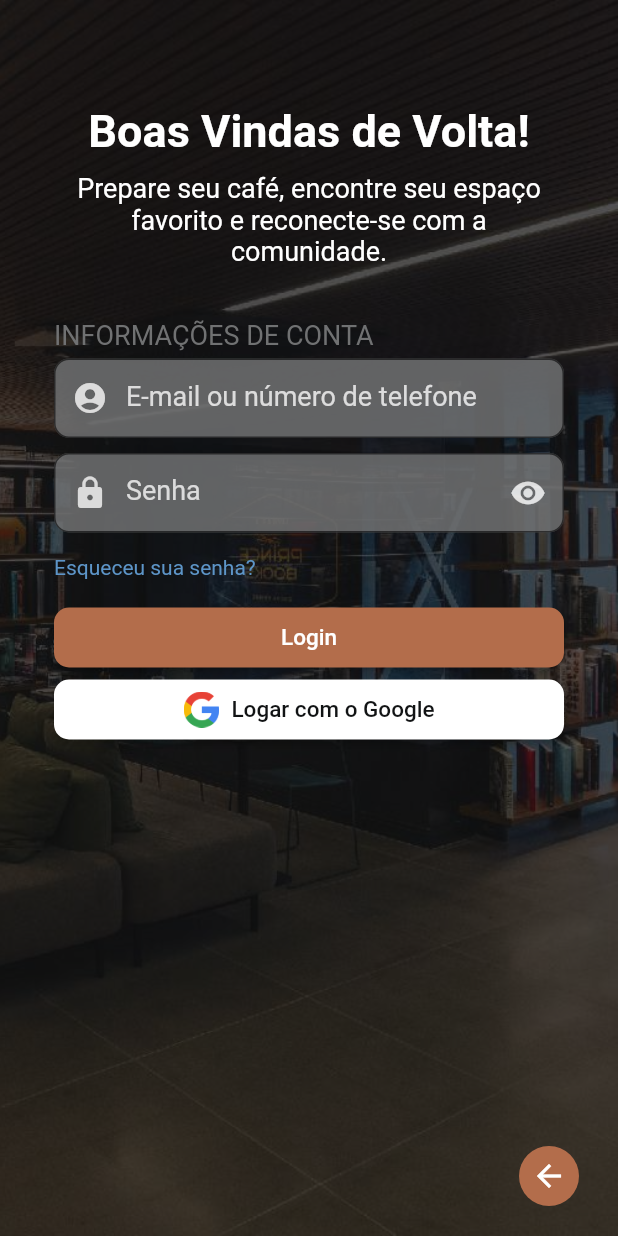
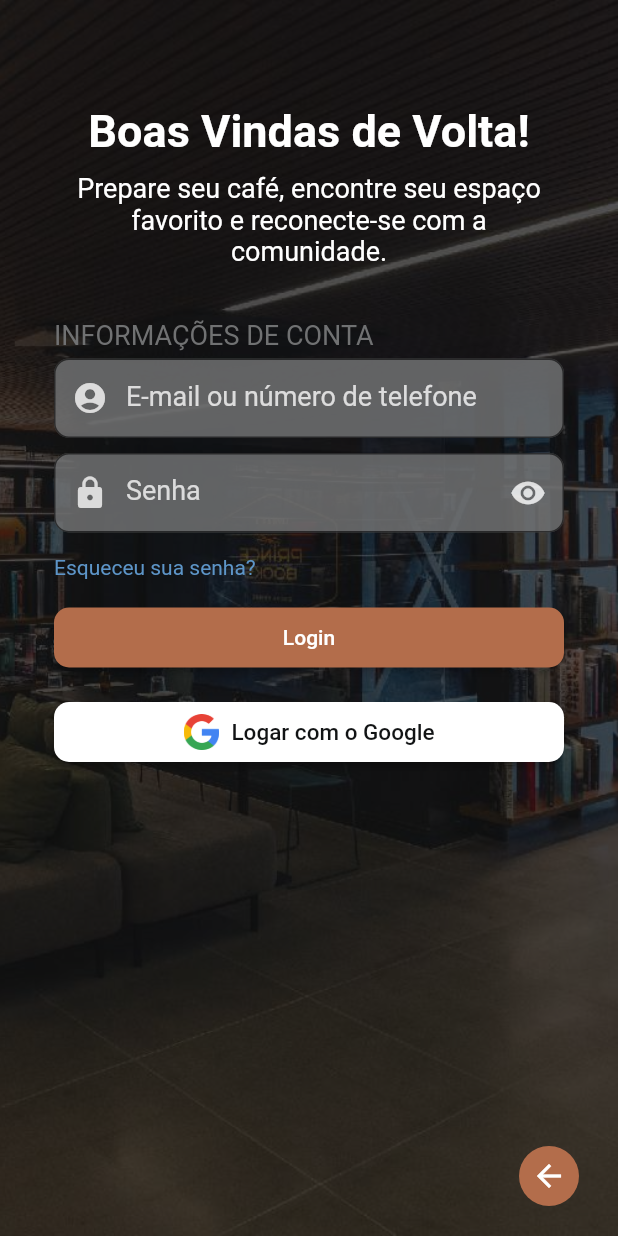
Before and after one commit to Bernardo46-2/BrewHub, a Flutter app: the screen it shows after launch, after a tap on "Login", on a phone screen of 412 x 824 dp. Run offline on Flutter 3.47's test engine with Material 2 defaults, Android fonts, the phone set to English and light mode, and no system bars.

Commit message:
some fixes

```diff
--- a/frontend/lib/login.dart
+++ b/frontend/lib/login.dart
@@ -195,13 +195,13 @@ class _LoginPage extends State<LoginPage> {
                             'Login',
                             style: TextStyle(
                               color: Colors.white,
-                              fontSize: 15,
                             )
                           )
                         ),
                       ]
                     )
                   ),
+                  const SizedBox(height: 15),
                   SizedBox(
                     width: componentsWidth,
                     child: Column(
--- a/frontend/lib/register.dart
+++ b/frontend/lib/register.dart
@@ -246,6 +246,7 @@ class _RegisterPage extends State<RegisterPage> {
                       ]
                     )
                   ),
+                  const SizedBox(height: 15),
                   SizedBox(
                     width: componentsWidth,
                     child: Column(
--- a/frontend/lib/welcome.dart
+++ b/frontend/lib/welcome.dart
@@ -1,3 +1,4 @@
+import 'package:brewhub/colors.dart';
 import 'package:flutter/material.dart';
 import 'package:brewhub/login.dart';
 import 'package:brewhub/register.dart';
@@ -12,17 +13,70 @@ class WelcomePage extends StatefulWidget {
 }
 
 class _WelcomePage extends State<WelcomePage> {
+  static const double componentsWidth = 340;
+
   @override
   Widget build(BuildContext ctx) {
     return Scaffold(
-      appBar: AppBar(
-        title: Text(widget.title),
+      resizeToAvoidBottomInset: false,
+      body: Stack(
+        children: <Widget>[
+          Opacity(
+            opacity: .3,
+            child: Image.asset(
+              'assets/background.jpg',
+              fit: BoxFit.cover,
+              width: MediaQuery.of(ctx).size.width,
+              height: MediaQuery.of(ctx).size.height,
+            )
           ),
-      body: Center(
+          Center(
             child: Column(
-          mainAxisAlignment: MainAxisAlignment.center,
+              mainAxisAlignment: MainAxisAlignment.start,
+              crossAxisAlignment: CrossAxisAlignment.center,
               children: <Widget>[
+                Row(
+                  children: <Widget>[
+                    const SizedBox(width: 25),
+                    Stack(
+                      children: <Widget>[
+                        const CircleAvatar(
+                          backgroundColor: primary6,
+                          radius: 45
+                        ),
+                        Padding(
+                          padding: const EdgeInsets.only(left: 7),
+                          child: Image.asset(
+                            'assets/brewhub_logo.png',
+                            width: 80,
+                            height: 80,
+                            fit: BoxFit.contain
+                          ),
+                        )
+                      ]
+                    ),
+                    const SizedBox(width: 30),
+                    Image.asset(
+                      'assets/brewhub.png',
+                      width: 220,
+                      height: 220,
+                      fit: BoxFit.contain
+                    ),
+                  ],
+                ),
+                Align(
+                  alignment: Alignment.bottomCenter,
+                  child: Column(
+                    mainAxisAlignment: MainAxisAlignment.end,
+                    crossAxisAlignment: CrossAxisAlignment.center,
+                    children: [
                       ElevatedButton(
+                        style: ElevatedButton.styleFrom(
+                          minimumSize: const Size(componentsWidth, 40),
+                          shape: RoundedRectangleBorder(
+                            borderRadius: BorderRadius.circular(10)
+                          ),
+                        ),
                         onPressed: () {
                           Navigator.of(ctx).push(
                             MaterialPageRoute(
@@ -33,6 +87,13 @@ class _WelcomePage extends State<WelcomePage> {
                         child: const Text('Login'),
                       ),
                       ElevatedButton(
+                        style: ElevatedButton.styleFrom(
+                          backgroundColor: dark3,
+                          minimumSize: const Size(componentsWidth, 40),
+                          shape: RoundedRectangleBorder(
+                            borderRadius: BorderRadius.circular(10)
+                          ),
+                        ),
                         onPressed: () {
                           Navigator.of(ctx).push(
                             MaterialPageRoute(
@@ -41,10 +102,15 @@ class _WelcomePage extends State<WelcomePage> {
                           );
                         },
                         child: const Text('Register'),
+                      ),
+                    ],
+                  ),
                 )
               ],
             ),
           ),
+        ]
+      )
     );
   }
 }
--- a/frontend/pubspec.yaml
+++ b/frontend/pubspec.yaml
@@ -93,3 +93,5 @@ flutter:
     - assets/doggo.jpg
     - assets/background.jpg
     - assets/google.png
+    - assets/brewhub.png
+    - assets/brewhub_logo.png
```
Also changed, not shown: frontend/assets/brewhub.png (added), frontend/assets/brewhub_logo.png (added). Lines whose indentation alone changed are shown as unchanged.
